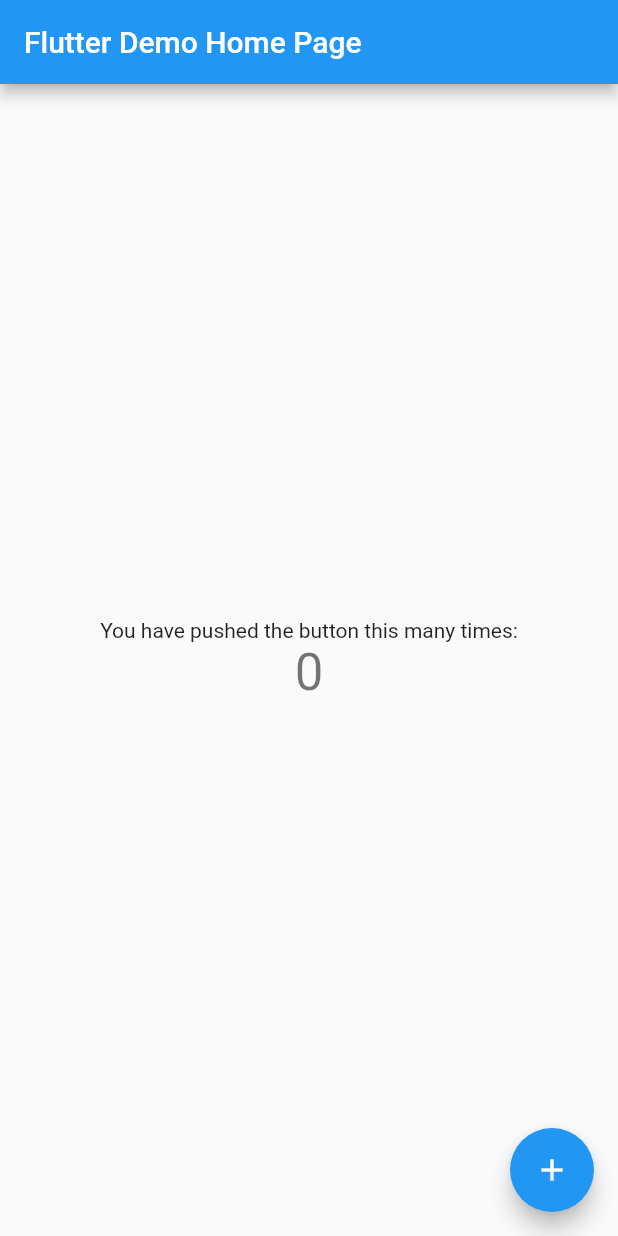
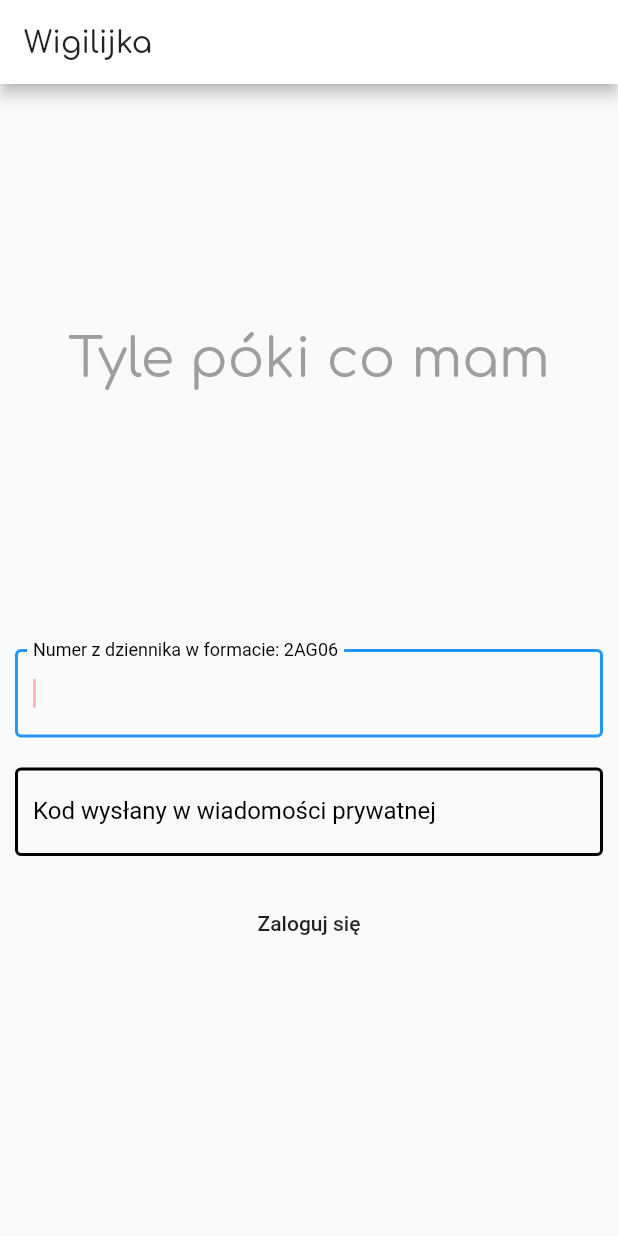
Before and after one commit to Filipasek/wigilijka, a Flutter app: the screen it shows after launch, on a phone screen of 412 x 824 dp. Run offline on Flutter 3.47's test engine with Material 2 defaults, Android fonts, the phone set to English and light mode, and no system bars; our stand-ins replace cloud_firestore, firebase_core, google_fonts; accounts and stored records are empty.

Commit message:
login basically done

```diff
--- a/lib/main.dart
+++ b/lib/main.dart
@@ -1,4 +1,8 @@
 import 'package:flutter/material.dart';
+import 'package:cloud_firestore/cloud_firestore.dart';
+import 'package:firebase_core/firebase_core.dart';
+import 'package:google_fonts/google_fonts.dart';
+import 'package:flutter/services.dart';
 
 void main() {
   runApp(MyApp());
@@ -9,105 +13,230 @@
   @override
   Widget build(BuildContext context) {
     return MaterialApp(
-      title: 'Flutter Demo',
+      debugShowCheckedModeBanner: false,
+      title: 'Wigilijka',
       theme: ThemeData(
-        // This is the theme of your application.
-        //
-        // Try running your application with "flutter run". You'll see the
-        // application has a blue toolbar. Then, without quitting the app, try
-        // changing the primarySwatch below to Colors.green and then invoke
-        // "hot reload" (press "r" in the console where you ran "flutter run",
-        // or simply save your changes to "hot reload" in a Flutter IDE).
-        // Notice that the counter didn't reset back to zero; the application
-        // is not restarted.
-        primarySwatch: Colors.blue,
+        fontFamily: 'Comfortaa',
+        primaryColor: Colors.white,
+        accentColor: Color.fromRGBO(255, 182, 185, 1),
+        textTheme: TextTheme(
+          bodyText2: TextStyle(color: Colors.grey),
+          headline5: TextStyle(color: Colors.black),
         ),
-      home: MyHomePage(title: 'Flutter Demo Home Page'),
+      ),
+      darkTheme: ThemeData(
+        fontFamily: 'Comfortaa',
+        primaryColor: Color.fromRGBO(40, 44, 55, 1),
+        accentColor: Color.fromRGBO(255, 182, 185, 1),
+        textTheme: TextTheme(
+          bodyText2: TextStyle(color: Colors.grey),
+          headline5: TextStyle(color: Colors.white),
+        ),
+      ),
+      home: MyHomePage(),
     );
   }
 }
 
 class MyHomePage extends StatefulWidget {
-  MyHomePage({Key key, this.title}) : super(key: key);
-
-  // This widget is the home page of your application. It is stateful, meaning
-  // that it has a State object (defined below) that contains fields that affect
-  // how it looks.
-
-  // This class is the configuration for the state. It holds the values (in this
-  // case the title) provided by the parent (in this case the App widget) and
-  // used by the build method of the State. Fields in a Widget subclass are
-  // always marked "final".
-
-  final String title;
-
   @override
   _MyHomePageState createState() => _MyHomePageState();
 }
 
 class _MyHomePageState extends State<MyHomePage> {
-  int _counter = 0;
-
-  void _incrementCounter() {
-    setState(() {
-      // This call to setState tells the Flutter framework that something has
-      // changed in this State, which causes it to rerun the build method below
-      // so that the display can reflect the updated values. If we changed
-      // _counter without calling setState(), then the build method would not be
-      // called again, and so nothing would appear to happen.
-      _counter++;
-    });
-  }
+  final Future<FirebaseApp> _initialization = Firebase.initializeApp();
+  // FirebaseFirestore firestore = FirebaseFirestore.instance;
+  final _formKey = GlobalKey<FormState>();
+  String _numer;
+  String _kod;
+  bool loading = false;
+  bool error = false;
+  String errorText;
 
   @override
   Widget build(BuildContext context) {
-    // This method is rerun every time setState is called, for instance as done
-    // by the _incrementCounter method above.
-    //
-    // The Flutter framework has been optimized to make rerunning build methods
-    // fast, so that you can just rebuild anything that needs updating rather
-    // than having to individually change instances of widgets.
+    SystemChrome.setSystemUIOverlayStyle(
+      SystemUiOverlayStyle(
+        statusBarColor: Colors.transparent,
+        statusBarIconBrightness: Brightness.dark,
+        systemNavigationBarColor: Theme.of(context).primaryColor,
+        systemNavigationBarIconBrightness: Brightness.dark,
+      ),
+    );
     return Scaffold(
       appBar: AppBar(
-        // Here we take the value from the MyHomePage object that was created by
-        // the App.build method, and use it to set our appbar title.
-        title: Text(widget.title),
+        title: Text(
+          'Wigilijka',
+          style: GoogleFonts.comfortaa(),
         ),
-      body: Center(
-        // Center is a layout widget. It takes a single child and positions it
-        // in the middle of the parent.
+      ),
+      body: FutureBuilder(
+        future: _initialization,
+        builder: (BuildContext context, AsyncSnapshot snapshot) {
+          if (snapshot.hasData) {
+            return Container(
+              padding: EdgeInsets.fromLTRB(10.0, 10.0, 10.0, 10.0),
               child: Column(
-          // Column is also a layout widget. It takes a list of children and
-          // arranges them vertically. By default, it sizes itself to fit its
-          // children horizontally, and tries to be as tall as its parent.
-          //
-          // Invoke "debug painting" (press "p" in the console, choose the
-          // "Toggle Debug Paint" action from the Flutter Inspector in Android
-          // Studio, or the "Toggle Debug Paint" command in Visual Studio Code)
-          // to see the wireframe for each widget.
-          //
-          // Column has various properties to control how it sizes itself and
-          // how it positions its children. Here we use mainAxisAlignment to
-          // center the children vertically; the main axis here is the vertical
-          // axis because Columns are vertical (the cross axis would be
-          // horizontal).
-          mainAxisAlignment: MainAxisAlignment.center,
-          children: <Widget>[
+                mainAxisAlignment: MainAxisAlignment.spaceEvenly,
+                children: [
                   Text(
-              'You have pushed the button this many times:',
+                    'Tyle póki co mam',
+                    style: GoogleFonts.comfortaa(
+                      fontSize: 36.0,
                     ),
-            Text(
-              '$_counter',
-              style: Theme.of(context).textTheme.headline4,
+                  ),
+                  Form(
+                    key: _formKey,
+                    child: Container(
+                      margin: EdgeInsets.only(bottom: 20.0, top: 20.0),
+                      child: Theme(
+                        data: ThemeData(
+                          primaryColor: Theme.of(context).accentColor,
+                        ),
+                        child: Column(
+                          children: [
+                            error
+                                ? Container(
+                                    padding: EdgeInsets.fromLTRB(
+                                        30.0, 10.0, 30.0, 10.0),
+                                        margin: EdgeInsets.all(10.0),
+                                    // decoration: BoxDecoration(color: Colors.red),
+                                    child: Text(errorText.toString(), style: GoogleFonts.comfortaa(
+                                      color: Colors.red,
+                                      fontSize: 18.0
+                                    ),),
+                                  )
+                                : SizedBox(),
+                            TextFormField(
+                              enabled: !loading,
+                              style: TextStyle(
+                                  color: Theme.of(context)
+                                      .textTheme
+                                      .headline5
+                                      .color),
+                              showCursor: true,
+                              autocorrect: true,
+                              autofocus: true,
+                              cursorColor: Theme.of(context).accentColor,
+                              decoration: InputDecoration(
+                                labelStyle: TextStyle(
+                                  color: Theme.of(context)
+                                      .textTheme
+                                      .headline5
+                                      .color,
+                                ),
+                                labelText:
+                                    "Numer z dziennika w formacie: 2AG06",
+                                enabledBorder: OutlineInputBorder(
+                                  borderSide: BorderSide(
+                                    color: Theme.of(context)
+                                        .textTheme
+                                        .headline5
+                                        .color,
+                                    width: 2.0,
+                                  ),
+                                ),
+                                border: OutlineInputBorder(),
+                              ),
+                              onChanged: (value) {
+                                _numer = value;
+                              },
+                            ),
+                            SizedBox(height: 20.0),
+                            TextFormField(
+                              enabled: !loading,
+                              style: TextStyle(
+                                  color: Theme.of(context)
+                                      .textTheme
+                                      .headline5
+                                      .color),
+                              showCursor: true,
+                              autocorrect: true,
+                              autofocus: true,
+                              cursorColor: Theme.of(context).accentColor,
+                              decoration: InputDecoration(
+                                labelStyle: TextStyle(
+                                  color: Theme.of(context)
+                                      .textTheme
+                                      .headline5
+                                      .color,
+                                ),
+                                labelText: "Kod wysłany w wiadomości prywatnej",
+                                enabledBorder: OutlineInputBorder(
+                                  borderSide: BorderSide(
+                                    color: Theme.of(context)
+                                        .textTheme
+                                        .headline5
+                                        .color,
+                                    width: 2.0,
+                                  ),
+                                ),
+                                border: OutlineInputBorder(),
+                              ),
+                              onChanged: (value) {
+                                _kod = value;
+                              },
+                            ),
+                            SizedBox(height: 20.0),
+                            FlatButton(
+                              minWidth: double.infinity,
+                              height: 50.0,
+                              onPressed: () async {
+                                if (_numer != null && _kod != null) {
+                                  setState(() {
+                                    loading = !loading;
+                                  });
+                                  final _firestore = FirebaseFirestore.instance;
+                                  _firestore
+                                      .collection('users')
+                                      .doc(_numer)
+                                      .get()
+                                      .then((doc) {
+                                    if (doc.exists) {
+                                      // print("Document data:" +
+                                      //     doc.data().toString());
+                                      Map<String, dynamic> _data = doc.data();
+                                      if (_data['pass'] == _kod) {
+                                        print('zalogowany!');
+                                        setState(() {
+                                          error = false;
+                                          errorText = '';
+                                          loading = false;
+                                        });
+                                      } else {
+                                        setState(() {
+                                          error = true;
+                                          errorText = 'Niepoprawny kod';
+                                          loading = false;
+                                        });
+                                      }
+                                    } else {
+                                      setState(() {
+                                        error = true;
+                                        errorText = 'Niepoprawny numer';
+                                        loading = false;
+                                      });
+                                    }
+                                  });
+                                }
+                              },
+                              child: loading
+                                  ? CircularProgressIndicator()
+                                  : Text('Zaloguj się'),
                             ),
                           ],
                         ),
                       ),
-      floatingActionButton: FloatingActionButton(
-        onPressed: _incrementCounter,
-        tooltip: 'Increment',
-        child: Icon(Icons.add),
-      ), // This trailing comma makes auto-formatting nicer for build methods.
+                    ),
+                  ),
+                ],
+              ),
+            );
+          } else {
+            return LinearProgressIndicator();
+          }
+        },
+      ),
     );
   }
 }
```
Also changed, not shown: lib/services/auth_service.dart (added, +18 -0 lines), pubspec.yaml (+10 -0 lines), pubspec.lock, 11 other files. Lines whose indentation alone changed are shown as unchanged.
